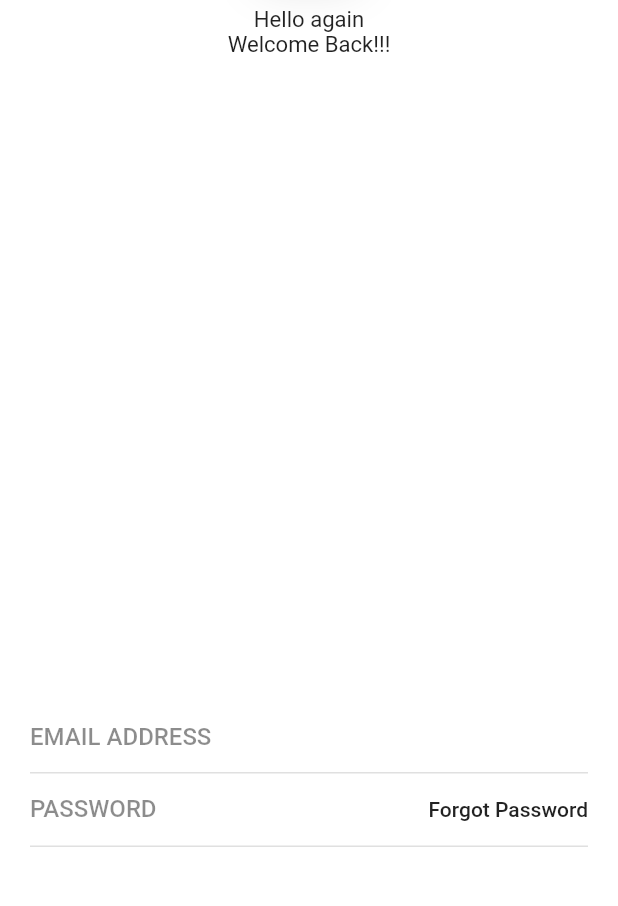
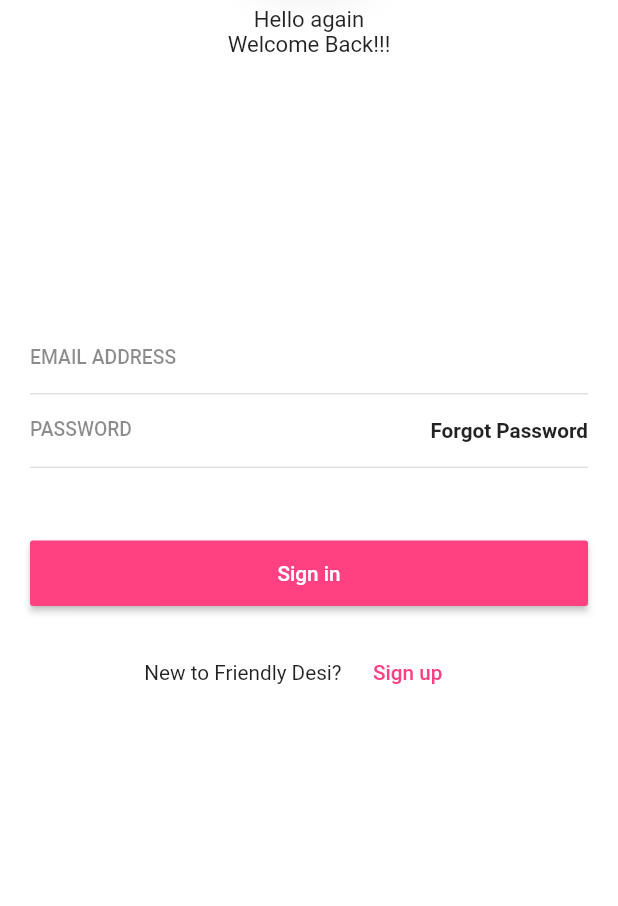
Before and after one commit to PeterPaulez/login_app, a Flutter app: the screen it shows after launch, on a phone screen of 412 x 824 dp, the part 314-1220 px from its top. Run offline on Flutter 3.47's test engine with Material 2 defaults, Android fonts, the light colour scheme and no system bars; our stand-ins replace flutter_svg.

Commit message:
CHANGE: Añadimos boton de SIGN IN, para seguir con el Formulario

```diff
--- a/lib/widgets/inputText.dart
+++ b/lib/widgets/inputText.dart
@@ -5,19 +5,22 @@
   final TextInputType keyboardType;
   final bool obscureText;
   final bool borderEnabled;
-  const InputTextWidget(
-      {Key key,
-      this.labelText = '',
-      this.keyboardType = TextInputType.text,
-      this.obscureText = false,
-      this.borderEnabled = true})
-      : super(key: key);
+  final double fontSize;
+  const InputTextWidget({
+    Key key,
+    this.labelText = '',
+    this.keyboardType = TextInputType.text,
+    this.obscureText = false,
+    this.borderEnabled = true,
+    this.fontSize = 15,
+  }) : super(key: key);
 
   @override
   Widget build(BuildContext context) {
     return TextFormField(
       keyboardType: this.keyboardType,
       obscureText: this.obscureText,
+      style: TextStyle(fontSize: this.fontSize),
       decoration: InputDecoration(
         enabledBorder: this.borderEnabled
             ? UnderlineInputBorder(
--- a/lib/widgets/loginForm.dart
+++ b/lib/widgets/loginForm.dart
@@ -1,3 +1,4 @@
+import 'package:api_login_app/utils/responsive.dart';
 import 'package:api_login_app/widgets/inputText.dart';
 import 'package:flutter/material.dart';
 
@@ -11,6 +12,7 @@
 class _LoginFormWidgetState extends State<LoginFormWidget> {
   @override
   Widget build(BuildContext context) {
+    final Responsive responsive = Responsive.of(context);
     return Positioned(
       bottom: 50,
       left: 20, // Esto es para que el COLUMN pueda calcular el ancho
@@ -20,6 +22,7 @@
           InputTextWidget(
             labelText: 'EMAIL ADDRESS',
             keyboardType: TextInputType.emailAddress,
+            fontSize: responsive.diagonalPercent(1.4),
           ),
           Container(
             decoration: BoxDecoration(
@@ -34,16 +37,60 @@
                     labelText: 'PASSWORD',
                     obscureText: true,
                     borderEnabled: false,
+                    fontSize: responsive.diagonalPercent(1.4),
                   ),
                 ),
                 MaterialButton(
                   padding: EdgeInsets.symmetric(vertical: 10),
                   onPressed: () {},
-                  child: Text('Forgot Password'),
+                  child: Text(
+                    'Forgot Password',
+                    style: TextStyle(
+                      fontSize: responsive.diagonalPercent(1.5),
+                      fontWeight: FontWeight.bold,
+                    ),
+                  ),
                 ),
               ],
             ),
           ),
+          SizedBox(height: responsive.diagonalPercent(5)),
+          MaterialButton(
+            padding:
+                EdgeInsets.symmetric(vertical: responsive.diagonalPercent(1.5)),
+            minWidth: double.infinity,
+            onPressed: () {},
+            child: Text(
+              'Sign in',
+              style: TextStyle(
+                  color: Colors.white,
+                  fontSize: responsive.diagonalPercent(1.5)),
+            ),
+            color: Colors.pinkAccent,
+          ),
+          SizedBox(height: responsive.diagonalPercent(2)),
+          Row(
+            mainAxisAlignment: MainAxisAlignment.center,
+            children: [
+              Text(
+                'New to Friendly Desi?',
+                style: TextStyle(
+                  fontSize: responsive.diagonalPercent(1.5),
+                ),
+              ),
+              MaterialButton(
+                onPressed: () {},
+                child: Text(
+                  'Sign up',
+                  style: TextStyle(
+                    color: Colors.pinkAccent,
+                    fontSize: responsive.diagonalPercent(1.5),
+                  ),
+                ),
+              ),
+            ],
+          ),
+          SizedBox(height: responsive.diagonalPercent(10)),
         ],
       ),
     );
```
